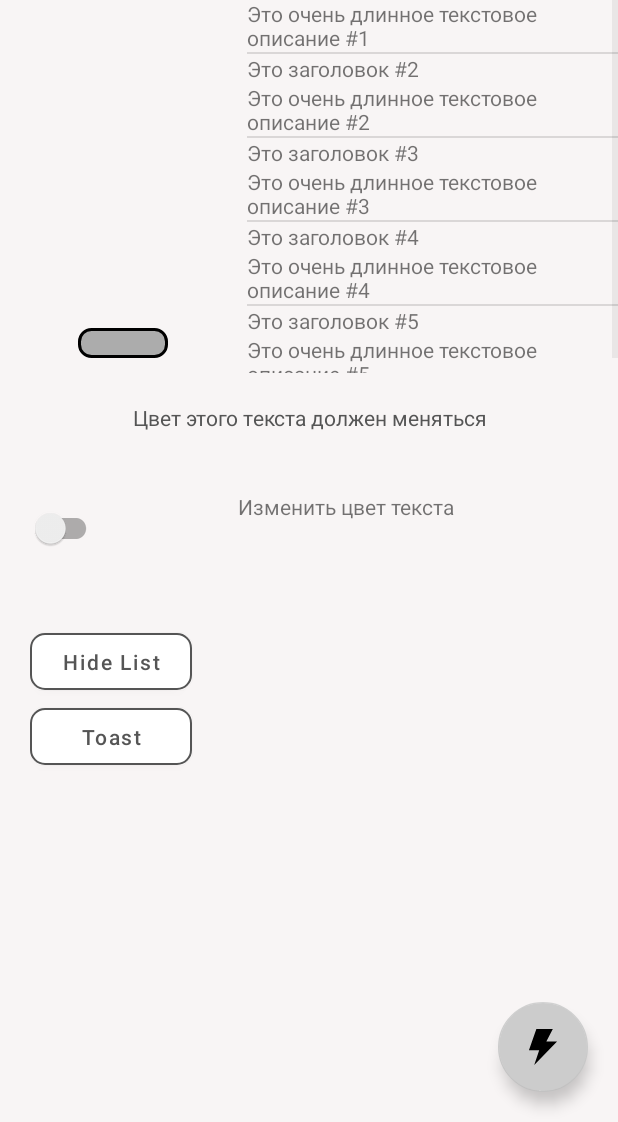
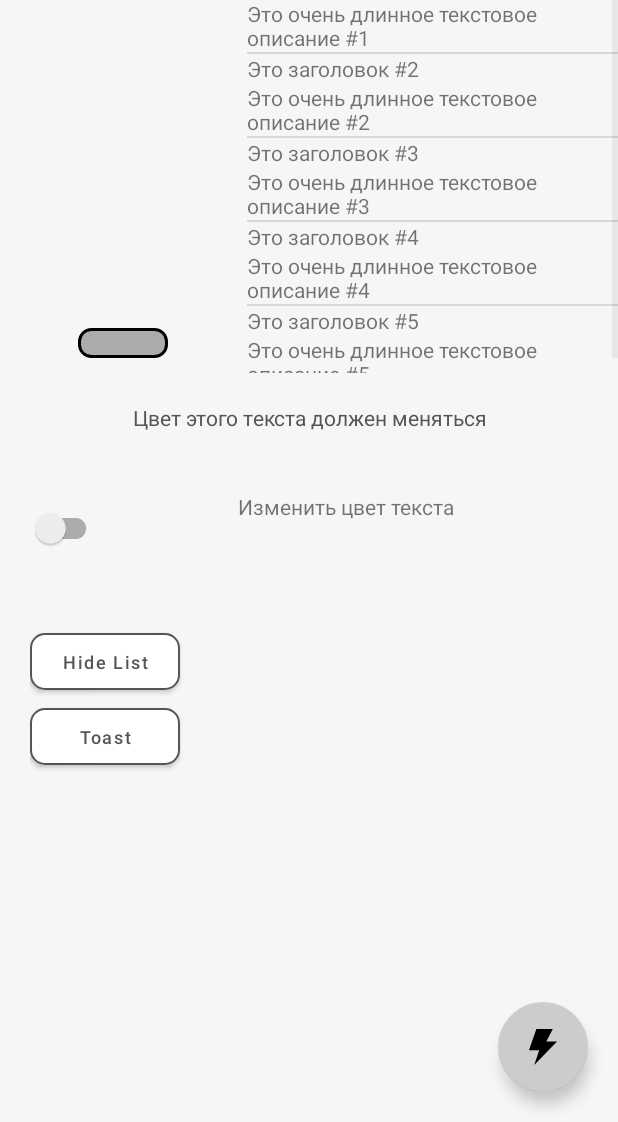
Before and after one commit to stalker-fc/mobile2k21, an Android app: the Task screen opened directly, with no data from a screen before it, on a phone screen of 412 x 824 dp, the part 114-1236 px from its top. Run offline under Robolectric (Android 15) with nearby library versions, the light colour scheme and no system bars.

Commit message:
listadapter works

```diff
--- a/app/src/main/java/ru/itmo/mobile2k21/first/details/DetailsAdapter.kt
+++ b/app/src/main/java/ru/itmo/mobile2k21/first/details/DetailsAdapter.kt
@@ -6,7 +6,7 @@ import android.view.LayoutInflater
 import android.view.View
 import android.view.ViewGroup
 import android.widget.BaseAdapter
-import android.widget.Button
+import androidx.core.content.ContextCompat.startActivity
 import ru.itmo.mobile2k21.R
 import ru.itmo.mobile2k21.first.FieldNames
 import java.io.Serializable
@@ -35,6 +35,12 @@ class DetailsAdapter(
         val vh: DetailsRowHolder
         if (convertView == null) {
             view = this.inflater.inflate(R.layout.row_details, parent, false)
+            val info = getItem(position)
+            view.setOnClickListener {
+                val intent = Intent(context, DetailsActivity::class.java)
+                intent.putExtra(FieldNames.detailScreenInfo, info as Serializable)
+                startActivity(context, intent, null)
+            }
             vh = DetailsRowHolder(view)
             view.tag = vh
         } else {
@@ -47,19 +53,4 @@ class DetailsAdapter(
         return view
     }
 
-//    private fun kek() {
-//        val toDetailScreenActivity: Button = findViewById(R.id.to_detail_screen)
-//        toDetailScreenActivity.setOnClickListener(View.OnClickListener {
-//            val intent = Intent(this@Task, DetailsActivity::class.java)
-//            val info = DetailsInfo(
-//                "Это подпись",
-//                "Это очень длинное текстовое описание",
-//                DetailsIcon.guy
-//            )
-//            intent.putExtra(FieldNames.detailScreenInfo, info as Serializable)
-//            startActivity(intent)
-//        })
-//
-//    }
-
 }
--- a/app/src/main/res/values/styles.xml
+++ b/app/src/main/res/values/styles.xml
@@ -12,9 +12,10 @@
     </style>
 
     <style name="firstTaskButton" parent="@style/mainScreenButton">
-        <item name="android:layout_width">108dp</item>
+        <item name="android:layout_width">100dp</item>
         <item name="android:layout_height">50dp</item>
         <item name="android:layout_gravity">left</item>
+        <item name="android:textSize">12sp</item>
     </style>
 
     <style name="detailScreenButton" parent="@style/firstTaskButton" />
```
